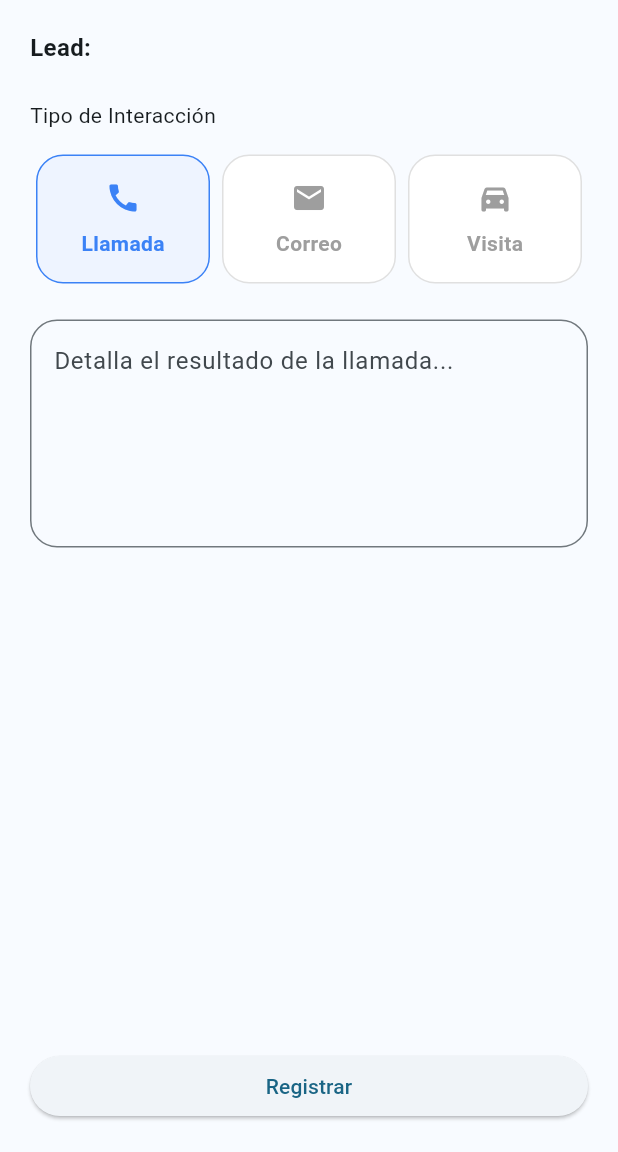
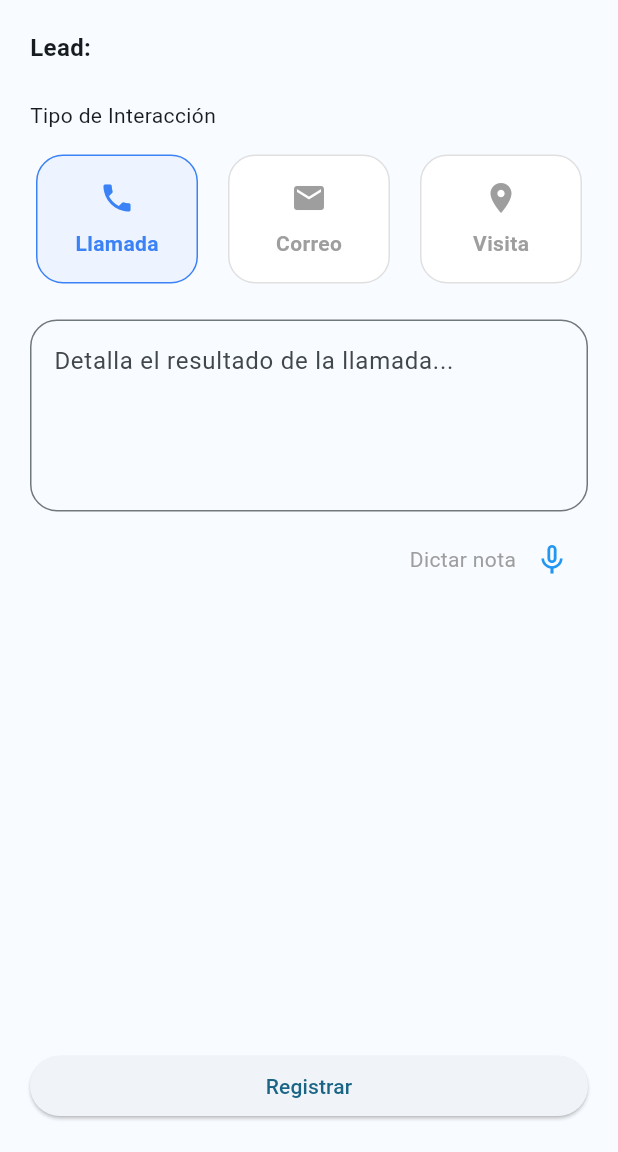
Before and after one commit to SnakeFirts/Proyecto_Grupo4, a Flutter app: the BitacoraScreen screen opened directly with empty values, after a tap on "Llamada", on a phone screen of 412 x 824 dp, the part 84-1236 px from its top. Run offline on Flutter 3.47's test engine with Material 3 defaults, Android fonts, the phone set to English and light mode, and no system bars; our stand-ins replace firebase_auth, firebase_core, flutter_speed_dial, geolocator, google_sign_in, shared_preferences and 1 more; accounts and stored records are empty; network calls fail; Roboto replaces fonts that are missing (Urbanist).

Commit message:
Correcion de leads duplicados , notas por voz y calendario al crear leads

```diff
--- a/lib/controllers/bitacora_controller.dart
+++ b/lib/controllers/bitacora_controller.dart
@@ -1,22 +1,67 @@
 import 'package:flutter/material.dart';
 import 'package:geolocator/geolocator.dart';
+import 'package:speech_to_text/speech_to_text.dart'; // Importamos la librería
 import '../models/bitacora_model.dart';
 import '../services/location_service.dart';
 
 class BitacoraController extends ChangeNotifier {
   final comentarioController = TextEditingController();
   final LocationService _locationService = LocationService();
+  final SpeechToText _speechToText = SpeechToText(); // Instancia del plugin
 
   String tipoSeleccionado = 'Llamada';
   bool cargandoGps = false;
   bool gpsCargado = false;
   Position? posicion;
 
+  // Nuevas variables para controlar el micrófono
+  bool isListening = false;
+  bool speechEnabled = false;
+
+  BitacoraController() {
+    _initSpeech(); // Inicializamos al instanciar el controlador
+  }
+
+  // Configura el plugin de voz
+  Future<void> _initSpeech() async {
+    speechEnabled = await _speechToText.initialize();
+    notifyListeners();
+  }
+
+  // Comienza a escuchar
+  Future<void> startListening() async {
+    if (!speechEnabled) return; // Si no hay permisos, no hace nada
+
+    await _speechToText.listen(
+      onResult: (result) {
+        // Escribe lo que escucha en el cuadro de texto
+        comentarioController.text = result.recognizedWords;
+        notifyListeners();
+      },
+      localeId: 'es_HN', // Opcional: ajustado al español de Honduras o el que prefieras
+    );
+    isListening = true;
+    notifyListeners();
+  }
+
+  // Detiene la escucha
+  Future<void> stopListening() async {
+    await _speechToText.stop();
+    isListening = false;
+    notifyListeners();
+  }
+
   Future<void> seleccionarTipo(String tipo) async {
     tipoSeleccionado = tipo;
     gpsCargado = false;
     cargandoGps = false;
     posicion = null;
+
+    // Si cambiamos de tipo y el micrófono estaba activo, lo apagamos
+    if (isListening) {
+      await stopListening();
+    }
+
     notifyListeners();
     if (tipo == 'Visita') {
       await obtenerUbicacion();
--- a/lib/views/bitacora_screen.dart
+++ b/lib/views/bitacora_screen.dart
@@ -43,36 +43,35 @@ class BitacoraScreen extends StatelessWidget {
                     children: [
                       InteractionChip(
                         titulo: 'Llamada',
-                        icono: Icons.call,
-                        seleccionado:
-                            controller.tipoSeleccionado == 'Llamada',
-                        onTap: () {
-                          controller.seleccionarTipo('Llamada',);
-                        },
+                        icono: Icons.phone,
+                        seleccionado: controller.tipoSeleccionado == 'Llamada',
+                        onTap: () => controller.seleccionarTipo('Llamada'), // <-- Cambio aquí
                       ),
+                      const SizedBox(width: 12),
                       InteractionChip(
                         titulo: 'Correo',
                         icono: Icons.email,
-                        seleccionado:
-                            controller.tipoSeleccionado == 'Correo',
-                        onTap: () {
-                          controller.seleccionarTipo('Correo',);
-                        },
+                        seleccionado: controller.tipoSeleccionado == 'Correo',
+                        onTap: () => controller.seleccionarTipo('Correo'), // <-- Cambio aquí
                       ),
+                      const SizedBox(width: 12),
                       InteractionChip(
                         titulo: 'Visita',
-                        icono: Icons.directions_car_filled,
-                        seleccionado:
-                            controller.tipoSeleccionado == 'Visita',
-                        onTap: () {
-                          controller.seleccionarTipo('Visita',);
-                        },
+                        icono: Icons.location_on,
+                        seleccionado: controller.tipoSeleccionado == 'Visita',
+                        onTap: () => controller.seleccionarTipo('Visita'), // <-- Cambio aquí
                       ),
                     ],
                   ),
                   const SizedBox(height: 24),
+
+                  // --- SECCIÓN MODIFICADA: TEXTFIELD + MICRÓFONO ---
+                  Column(
+                    crossAxisAlignment: CrossAxisAlignment.end,
+                    children: [
                       TextField(
-                    controller: controller.comentarioController, maxLines: 5,
+                        controller: controller.comentarioController,
+                        maxLines: 4,
                         decoration: InputDecoration(
                           hintText: controller.getHint(),
                           border: OutlineInputBorder(
@@ -80,16 +79,46 @@ class BitacoraScreen extends StatelessWidget {
                           ),
                         ),
                       ),
+
+                      // Mostramos el botón de micrófono SÓLO si es Llamada
+                      if (controller.tipoSeleccionado == 'Llamada') ...[
+                        const SizedBox(height: 8),
+                        Row(
+                          mainAxisAlignment: MainAxisAlignment.end,
+                          children: [
+                            Text(
+                              controller.isListening ? 'Escuchando...' : 'Dictar nota',
+                              style: TextStyle(
+                                fontSize: 14,
+                                color: controller.isListening ? Colors.red : Colors.grey,
+                              ),
+                            ),
+                            IconButton(
+                              icon: Icon(
+                                controller.isListening ? Icons.mic : Icons.mic_none,
+                                color: controller.isListening ? Colors.red : Colors.blue,
+                              ),
+                              onPressed: () {
+                                if (controller.isListening) {
+                                  controller.stopListening();
+                                } else {
+                                  controller.startListening();
+                                }
+                              },
+                            ),
+                          ],
+                        ),
+                      ],
+                    ],
+                  ),
+                  // --- FIN SECCIÓN MODIFICADA ---
+
                   const SizedBox(height: 24),
-                  if (controller.tipoSeleccionado ==
-                      'Visita')
+                  if (controller.tipoSeleccionado == 'Visita')
                     GpsCard(
-                      cargando:
-                          controller.cargandoGps,
-                      gpsCargado:
-                          controller.gpsCargado,
-                      posicion:
-                          controller.posicion,
+                      cargando: controller.cargandoGps,
+                      gpsCargado: controller.gpsCargado,
+                      posicion: controller.posicion,
                     ),
 
                   const Spacer(),
--- a/lib/views/widgets/interaction_chip.dart
+++ b/lib/views/widgets/interaction_chip.dart
@@ -4,14 +4,14 @@ class InteractionChip extends StatelessWidget {
   final String titulo;
   final IconData icono;
   final bool seleccionado;
-  final VoidCallback onTap;
+  final VoidCallback onTap; // Solo dejamos onTap
 
   const InteractionChip({
     super.key,
     required this.titulo,
     required this.icono,
     required this.seleccionado,
-    required this.onTap,
+    required this.onTap, // Eliminamos el "alSeleccionar" que causaba conflicto
   });
 
   @override
--- a/pubspec.yaml
+++ b/pubspec.yaml
@@ -47,6 +47,7 @@ dependencies:
   firebase_auth: ^5.0.0
   google_sign_in: ^6.2.1
   font_awesome_flutter: ^10.7.0
+  speech_to_text: ^7.3.0
 
 dev_dependencies:
   flutter_test:
```
Also changed, not shown: lib/crear_formulario.dart (+26 -14 lines), lib/dashboard.dart (+22 -10 lines), lib/main.dart (+8 -5 lines), pubspec.lock, 3 other files. Lines whose indentation alone changed are shown as unchanged.
